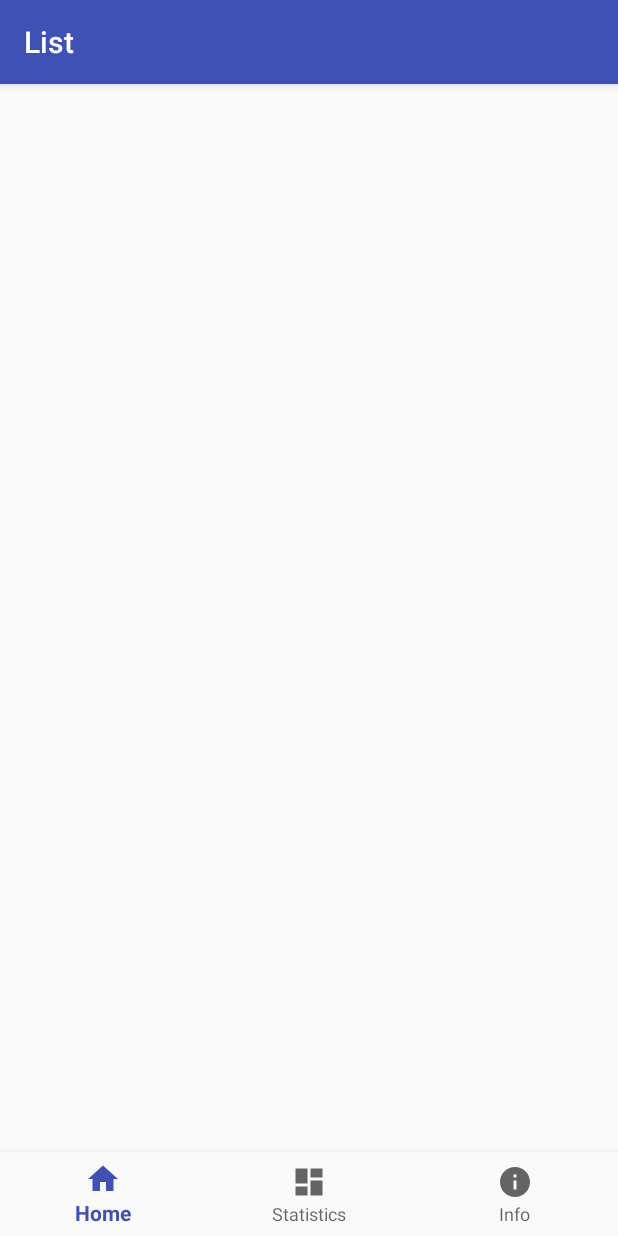
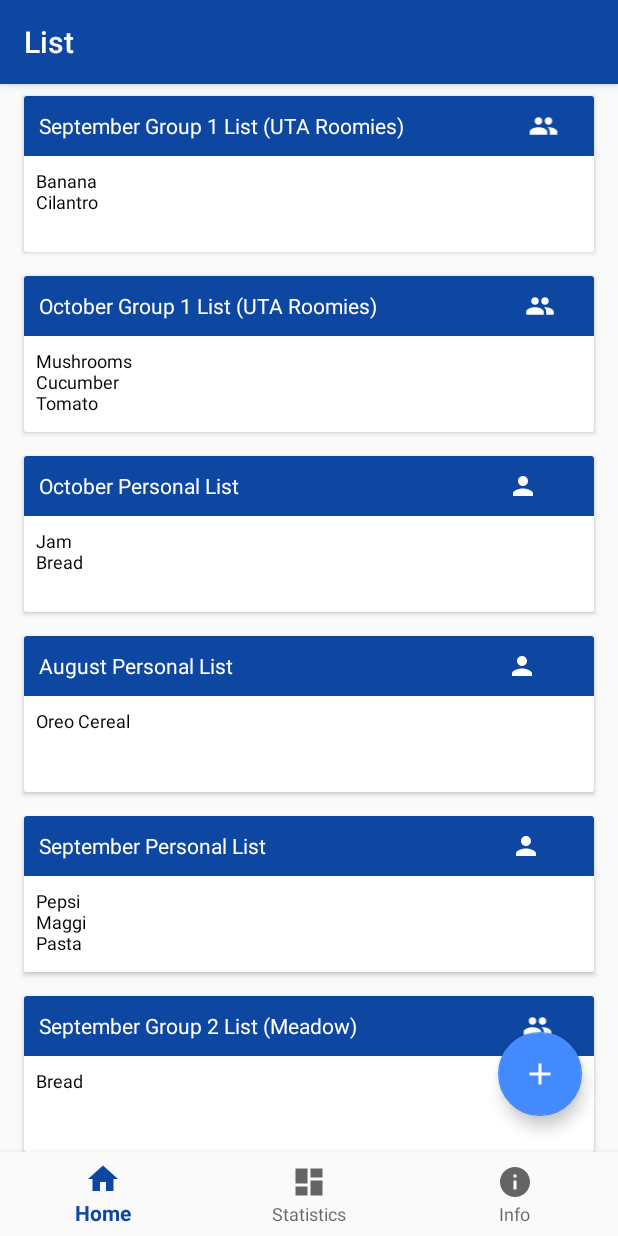
Before and after one commit to vaibhavnaikprojects/GroceryPlanner, an Android app: the screen it shows after launch once a user with an empty profile is signed in (HomeActivity), on a phone screen of 412 x 824 dp. Run offline under Robolectric (Android 15) with nearby library versions, the phone set to English and light mode, and no system bars; our stand-ins replace Firebase (no records; nobody signed in at launch, a user with empty details on screens opened directly).

Commit message:
Draft List Structure

```diff
--- a/app/src/main/java/edu/uta/groceryplanner/DraftFragment.java
+++ b/app/src/main/java/edu/uta/groceryplanner/DraftFragment.java
@@ -4,6 +4,7 @@ package edu.uta.groceryplanner;
 import android.content.Intent;
 import android.os.Bundle;
 import android.support.annotation.Nullable;
+import android.support.design.widget.FloatingActionButton;
 import android.support.v4.app.Fragment;
 import android.support.v7.widget.DefaultItemAnimator;
 import android.support.v7.widget.LinearLayoutManager;
@@ -11,9 +12,12 @@ import android.support.v7.widget.RecyclerView;
 import android.view.LayoutInflater;
 import android.view.View;
 import android.view.ViewGroup;
+import android.view.animation.Animation;
+import android.view.animation.AnimationUtils;
 
 import com.google.firebase.auth.FirebaseAuth;
 
+import java.util.ArrayList;
 import java.util.List;
 
 import edu.uta.groceryplanner.adapters.BuyListAdapter;
@@ -23,12 +27,14 @@ import edu.uta.groceryplanner.beans.ListBean;
 /**
  * A simple {@link Fragment} subclass.
  */
-public class DraftFragment extends Fragment {
+public class DraftFragment extends Fragment implements View.OnClickListener{
     private RecyclerView recyclerView;
     private RecyclerView.Adapter adapter;
     private List<ListBean> beanList;
     private FirebaseAuth firebaseAuth;
-
+    private FloatingActionButton mainFab,personalFab,groupFab,createGroupFab;
+    private Animation fab_open,fab_close,rotate_forward,rotate_backward;
+    private Boolean isFabOpen = false;
     public DraftFragment() {
         // Required empty public constructor
     }
@@ -49,12 +55,65 @@ public class DraftFragment extends Fragment {
         recyclerView=view.findViewById(R.id.draftRecyclerView);
         recyclerView.setHasFixedSize(true);
         recyclerView.setLayoutManager(new LinearLayoutManager(getContext()));
+        buildList();
         adapter=new BuyListAdapter(beanList,getContext(),firebaseAuth);
         recyclerView.setItemAnimator(new DefaultItemAnimator());
         recyclerView.setAdapter(adapter);
+        mainFab = view.findViewById(R.id.mainFab);
+        personalFab = view.findViewById(R.id.personalFab);
+        groupFab = view.findViewById(R.id.groupFab);
+        createGroupFab=view.findViewById(R.id.createGroupFab);
+        fab_open = AnimationUtils.loadAnimation(getContext(), R.anim.fab_open);
+        fab_close = AnimationUtils.loadAnimation(getContext(),R.anim.fab_close);
+        rotate_forward = AnimationUtils.loadAnimation(getContext(),R.anim.rotate_forward);
+        rotate_backward = AnimationUtils.loadAnimation(getContext(),R.anim.rotate_backward);
+        mainFab.setOnClickListener(this);
+        personalFab.setOnClickListener(this);
+        groupFab.setOnClickListener(this);
+        createGroupFab.setOnClickListener(this);
         //adapter.setOnItemClickListener(onItemClickListener);
         return view;
     }
+
+    @Override
+    public void onClick(View v) {
+        int id = v.getId();
+        switch (id){
+            case R.id.mainFab:
+                animateFAB();
+                break;
+            case R.id.personalFab:
+                break;
+            case R.id.groupFab:
+                break;
+            case R.id.createGroupFab:
+                break;
+        }
+    }
+    public void animateFAB() {
+
+        if (isFabOpen) {
+            mainFab.startAnimation(rotate_backward);
+            personalFab.startAnimation(fab_close);
+            groupFab.startAnimation(fab_close);
+            createGroupFab.startAnimation(fab_close);
+            personalFab.setClickable(false);
+            groupFab.setClickable(false);
+            createGroupFab.setClickable(false);
+            isFabOpen = false;
+        } else {
+            mainFab.startAnimation(rotate_forward);
+            personalFab.startAnimation(fab_open);
+            groupFab.startAnimation(fab_open);
+            createGroupFab.startAnimation(fab_open);
+            personalFab.setClickable(true);
+            groupFab.setClickable(true);
+            createGroupFab.setClickable(true);
+            isFabOpen = true;
+        }
+    }
+
+
     /*adapter.OnItemClickListener onItemClickListener=new adapter.OnItemClickListener(){
         @Override
         public void onItemClick(View view, int position) {
@@ -62,4 +121,16 @@ public class DraftFragment extends Fragment {
         }
     };*/
 
+    private List<ListBean> buildList(){
+        beanList=new ArrayList<ListBean>();
+        beanList.add(new ListBean(1,"September Group 1 List","09/01/2017","09/05/2017","vaibhavsnaik09","Group",1,"UTA Roomies","Banana\nCilantro"));
+        beanList.add(new ListBean(2,"October Group 1 List","10/01/2017","10/07/2017","vaibhavsnaik09","Group",1,"UTA Roomies","Mushrooms\nCucumber\nTomato"));
+        beanList.add(new ListBean(3,"October Personal List","10/04/2017","10/10/2017","vaibhavsnaik09","Personal",0,"","Jam\nBread"));
+        beanList.add(new ListBean(4,"August Personal List","08/02/2017","08/02/2017","vaibhavsnaik09","Personal",0,"","Oreo Cereal"));
+        beanList.add(new ListBean(5,"September Personal List","09/01/2017","09/05/2017","vaibhavsnaik09","Personal",0,"","Pepsi\nMaggi\nPasta"));
+        beanList.add(new ListBean(7,"September Group 2 List","09/02/2017","09/08/2017","vaibhavsnaik09","Group",2,"Meadow","Bread"));
+        beanList.add(new ListBean(8,"October Group 2 List","10/10/2017","10/15/2017","vaibhavsnaik09","Group",2,"Meadow","Bread\nJam\nKetchup"));
+        beanList.add(new ListBean(9,"August Group 2 List","08/01/2017","08/02/2017","vaibhavsnaik09","Group",2,"Meadow","Onion\nPotato\nBread"));
+        return beanList;
+    }
 }
--- a/app/src/main/java/edu/uta/groceryplanner/adapters/BuyListAdapter.java
+++ b/app/src/main/java/edu/uta/groceryplanner/adapters/BuyListAdapter.java
@@ -58,12 +58,14 @@ public class BuyListAdapter extends RecyclerView.Adapter<BuyListAdapter.ViewHold
     @Override
     public void onBindViewHolder(BuyListAdapter.ViewHolder holder, int position) {
         ListBean listBean=beanList.get(position);
-        holder.cardTitleName.setText(listBean.getListName());
         holder.productNames.setText(listBean.getIntro());
-        if("Personal".equalsIgnoreCase(listBean.getListType()))
-            holder.cardTitleImage.setImageResource(R.drawable.common_full_open_on_phone);
-        else
-            holder.cardTitleImage.setImageResource(R.drawable.common_google_signin_btn_icon_dark_disabled);
+        if("Personal".equalsIgnoreCase(listBean.getListType())) {
+            holder.cardTitleName.setText(listBean.getListName());
+            holder.cardTitleImage.setImageResource(R.drawable.ic_person_white_24dp);
+        }else {
+            holder.cardTitleName.setText(listBean.getListName()+" ("+listBean.getListGroupName()+")");
+            holder.cardTitleImage.setImageResource(R.drawable.ic_group_white_24dp);
+        }
     }
     public interface OnItemClickListener {
         void onItemClick(View view, int position);
--- a/app/src/main/java/edu/uta/groceryplanner/beans/ListBean.java
+++ b/app/src/main/java/edu/uta/groceryplanner/beans/ListBean.java
@@ -11,9 +11,22 @@ public class ListBean {
     private String updatedDate;
     private String createUserId;
     private String listType;
-    private String listGroupId;
+    private int listGroupId;
     private String listGroupName;
     private String intro;
+
+    public ListBean(int listId, String listName, String createdDate, String updatedDate, String createUserId, String listType, int listGroupId, String listGroupName, String intro) {
+        this.listId = listId;
+        this.listName = listName;
+        this.createdDate = createdDate;
+        this.updatedDate = updatedDate;
+        this.createUserId = createUserId;
+        this.listType = listType;
+        this.listGroupId = listGroupId;
+        this.listGroupName = listGroupName;
+        this.intro = intro;
+    }
+
     public int getListId() {
         return listId;
     }
@@ -62,11 +75,11 @@ public class ListBean {
         this.listType = listType;
     }
 
-    public String getListGroupId() {
+    public int getListGroupId() {
         return listGroupId;
     }
 
-    public void setListGroupId(String listGroupId) {
+    public void setListGroupId(int listGroupId) {
         this.listGroupId = listGroupId;
     }
 
--- a/app/src/main/res/drawable/edittextbackground.xml
+++ b/app/src/main/res/drawable/edittextbackground.xml
@@ -2,5 +2,5 @@
 <shape xmlns:android="http://schemas.android.com/apk/res/android">
     <stroke
         android:width="2dp"
-        android:color="@color/borderColor" />
+        android:color="@color/colorTitle" />
 </shape>
--- /dev/null
+++ b/app/src/main/res/drawable/ic_add_white_24dp.xml
@@ -0,0 +1,9 @@
+<vector xmlns:android="http://schemas.android.com/apk/res/android"
+        android:width="24dp"
+        android:height="24dp"
+        android:viewportWidth="24.0"
+        android:viewportHeight="24.0">
+    <path
+        android:fillColor="#FFF"
+        android:pathData="M19,13h-6v6h-2v-6H5v-2h6V5h2v6h6v2z"/>
+</vector>
--- /dev/null
+++ b/app/src/main/res/drawable/ic_group_add_white_24dp.xml
@@ -0,0 +1,9 @@
+<vector xmlns:android="http://schemas.android.com/apk/res/android"
+        android:width="24dp"
+        android:height="24dp"
+        android:viewportWidth="24.0"
+        android:viewportHeight="24.0">
+    <path
+        android:fillColor="#FFF"
+        android:pathData="M8,10L5,10L5,7L3,7v3L0,10v2h3v3h2v-3h3v-2zM18,11c1.66,0 2.99,-1.34 2.99,-3S19.66,5 18,5c-0.32,0 -0.63,0.05 -0.91,0.14 0.57,0.81 0.9,1.79 0.9,2.86s-0.34,2.04 -0.9,2.86c0.28,0.09 0.59,0.14 0.91,0.14zM13,11c1.66,0 2.99,-1.34 2.99,-3S14.66,5 13,5c-1.66,0 -3,1.34 -3,3s1.34,3 3,3zM19.62,13.16c0.83,0.73 1.38,1.66 1.38,2.84v2h3v-2c0,-1.54 -2.37,-2.49 -4.38,-2.84zM13,13c-2,0 -6,1 -6,3v2h12v-2c0,-2 -4,-3 -6,-3z"/>
+</vector>
--- /dev/null
+++ b/app/src/main/res/drawable/ic_group_white_24dp.xml
@@ -0,0 +1,9 @@
+<vector xmlns:android="http://schemas.android.com/apk/res/android"
+        android:width="24dp"
+        android:height="24dp"
+        android:viewportWidth="24.0"
+        android:viewportHeight="24.0">
+    <path
+        android:fillColor="#FFF"
+        android:pathData="M16,11c1.66,0 2.99,-1.34 2.99,-3S17.66,5 16,5c-1.66,0 -3,1.34 -3,3s1.34,3 3,3zM8,11c1.66,0 2.99,-1.34 2.99,-3S9.66,5 8,5C6.34,5 5,6.34 5,8s1.34,3 3,3zM8,13c-2.33,0 -7,1.17 -7,3.5L1,19h14v-2.5c0,-2.33 -4.67,-3.5 -7,-3.5zM16,13c-0.29,0 -0.62,0.02 -0.97,0.05 1.16,0.84 1.97,1.97 1.97,3.45L17,19h6v-2.5c0,-2.33 -4.67,-3.5 -7,-3.5z"/>
+</vector>
--- /dev/null
+++ b/app/src/main/res/drawable/ic_person_add_white_24dp.xml
@@ -0,0 +1,9 @@
+<vector xmlns:android="http://schemas.android.com/apk/res/android"
+        android:width="24dp"
+        android:height="24dp"
+        android:viewportWidth="24.0"
+        android:viewportHeight="24.0">
+    <path
+        android:fillColor="#FFF"
+        android:pathData="M15,12c2.21,0 4,-1.79 4,-4s-1.79,-4 -4,-4 -4,1.79 -4,4 1.79,4 4,4zM6,10L6,7L4,7v3L1,10v2h3v3h2v-3h3v-2L6,10zM15,14c-2.67,0 -8,1.34 -8,4v2h16v-2c0,-2.66 -5.33,-4 -8,-4z"/>
+</vector>
--- /dev/null
+++ b/app/src/main/res/drawable/ic_person_white_24dp.xml
@@ -0,0 +1,9 @@
+<vector xmlns:android="http://schemas.android.com/apk/res/android"
+        android:width="24dp"
+        android:height="24dp"
+        android:viewportWidth="24.0"
+        android:viewportHeight="24.0">
+    <path
+        android:fillColor="#FFF"
+        android:pathData="M12,12c2.21,0 4,-1.79 4,-4s-1.79,-4 -4,-4 -4,1.79 -4,4 1.79,4 4,4zM12,14c-2.67,0 -8,1.34 -8,4v2h16v-2c0,-2.66 -5.33,-4 -8,-4z"/>
+</vector>
--- a/app/src/main/res/layout/buy_list_item.xml
+++ b/app/src/main/res/layout/buy_list_item.xml
@@ -2,17 +2,19 @@
 <LinearLayout xmlns:android="http://schemas.android.com/apk/res/android"
     xmlns:card_view="http://schemas.android.com/apk/res-auto"
     android:orientation="vertical" android:layout_width="match_parent"
-    android:layout_height="match_parent">
+    android:layout_height="120dp">
 
     <android.support.v7.widget.CardView
         android:id="@+id/buyListCard"
         android:layout_height="match_parent"
         android:layout_width="match_parent"
         android:layout_gravity="center"
-        android:layout_margin="16dp"
+        android:layout_marginLeft="16dp"
+        android:layout_marginRight="16dp"
+        android:layout_marginTop="8dp"
+        android:layout_marginBottom="8dp"
         card_view:cardCornerRadius="2dp"
-        android:elevation="2dp"
-        android:layout_marginBottom="1dp">
+        android:elevation="2dp">
 
         <RelativeLayout
             android:layout_width="match_parent"
@@ -25,13 +27,13 @@
                 android:layout_height="40dp"
                 android:orientation="horizontal"
                 android:padding="10dp"
-                android:background="#448AFF">
+                android:background="@color/colorPrimaryDark">
 
                 <TextView
                     android:id="@+id/card_title_text"
                     android:layout_width="wrap_content"
                     android:layout_height="wrap_content"
-                    android:layout_weight="10"
+                    android:layout_weight="3"
                     android:textColor="#fff"
                     android:text="@string/testing" />
                 <ImageView
@@ -47,9 +49,9 @@
                 android:layout_width="match_parent"
                 android:layout_height="wrap_content"
                 android:layout_below="@id/card_title"
-                android:padding="16dp"
-                android:textColor="@color/colorPrimary"
-                android:textSize="16sp"
+                android:padding="8dp"
+                android:textColor="@color/black"
+                android:textSize="12sp"
                 android:text="@string/testing"/>
         </RelativeLayout>
 
--- a/app/src/main/res/layout/fragment_draft.xml
+++ b/app/src/main/res/layout/fragment_draft.xml
@@ -1,5 +1,6 @@
 <FrameLayout xmlns:android="http://schemas.android.com/apk/res/android"
     xmlns:tools="http://schemas.android.com/tools"
+    xmlns:app="http://schemas.android.com/apk/res-auto"
     android:layout_width="match_parent"
     android:layout_height="match_parent"
     tools:context="edu.uta.groceryplanner.DraftFragment">
@@ -10,4 +11,53 @@
         android:layout_height="match_parent">
     </android.support.v7.widget.RecyclerView>
 
+    <android.support.design.widget.FloatingActionButton
+        android:id="@+id/createGroupFab"
+        android:layout_width="wrap_content"
+        android:layout_height="wrap_content"
+        android:layout_marginBottom="80dp"
+        android:layout_gravity="bottom|end"
+        android:layout_marginRight="80dp"
+        android:visibility="invisible"
+        app:backgroundTint="@color/colorTitle2"
+        app:elevation="6dp"
+        app:pressedTranslationZ="12dp"
+        android:src="@drawable/ic_group_white_24dp" />
+
+    <android.support.design.widget.FloatingActionButton
+        android:id="@+id/groupFab"
+        android:layout_width="wrap_content"
+        android:layout_height="wrap_content"
+        android:layout_marginBottom="24dp"
+        android:layout_gravity="bottom|end"
+        android:layout_marginRight="80dp"
+        android:visibility="invisible"
+        app:backgroundTint="@color/colorTitle2"
+        app:elevation="6dp"
+        app:pressedTranslationZ="12dp"
+        android:src="@drawable/ic_group_add_white_24dp" />
+
+    <android.support.design.widget.FloatingActionButton
+        android:id="@+id/personalFab"
+        android:layout_width="wrap_content"
+        android:layout_height="wrap_content"
+        android:layout_marginBottom="80dp"
+        android:layout_gravity="bottom|end"
+        android:layout_marginRight="24dp"
+        android:visibility="invisible"
+        app:elevation="6dp"
+        app:backgroundTint="@color/colorTitle2"
+        app:pressedTranslationZ="12dp"
+        android:src="@drawable/ic_person_add_white_24dp" />
+
+    <android.support.design.widget.FloatingActionButton
+        android:id="@+id/mainFab"
+        android:layout_width="wrap_content"
+        android:layout_height="wrap_content"
+        android:layout_gravity="bottom|end"
+        android:layout_margin="24dp"
+        app:elevation="6dp"
+        app:backgroundTint="@color/colorTitle"
+        app:pressedTranslationZ="12dp"
+        android:src="@drawable/ic_add_white_24dp" />
 </FrameLayout>
--- a/app/src/main/res/values/colors.xml
+++ b/app/src/main/res/values/colors.xml
@@ -1,7 +1,10 @@
 <?xml version="1.0" encoding="utf-8"?>
 <resources>
-    <color name="colorPrimary">#3F51B5</color>
-    <color name="colorPrimaryDark">#303F9F</color>
-    <color name="colorAccent">#FF4081</color>
-    <color name="borderColor">#4CAEE3</color>
+    <color name="colorPrimary">#2962FF</color>
+    <color name="colorPrimaryDark">#0D47A1</color>
+    <color name="colorAccent">#2196F3</color>
+    <color name="colorTitle">#448AFF</color>
+    <color name="colorTitle2">#2979FF</color>
+    <color name="black">#000</color>
+    <color name="white">#FFF</color>
 </resources>
--- a/app/src/main/res/values/styles.xml
+++ b/app/src/main/res/values/styles.xml
@@ -3,8 +3,8 @@
     <!-- Base application theme. -->
     <style name="AppTheme" parent="Theme.AppCompat.Light.DarkActionBar">
         <!-- Customize your theme here. -->
-        <item name="colorPrimary">@color/colorPrimary</item>
-        <item name="colorPrimaryDark">@color/colorPrimaryDark</item>
+        <item name="colorPrimary">@color/colorPrimaryDark</item>
+        <item name="colorPrimaryDark">@color/colorPrimary</item>
         <item name="colorAccent">@color/colorAccent</item>
     </style>
 
```
Also changed, not shown: app/src/main/res/anim/fab_close.xml (added, +17 -0 lines), app/src/main/res/anim/fab_open.xml (added, +18 -0 lines), app/src/main/res/anim/rotate_backward.xml (added, +10 -0 lines), app/src/main/res/anim/rotate_forward.xml (added, +10 -0 lines).
